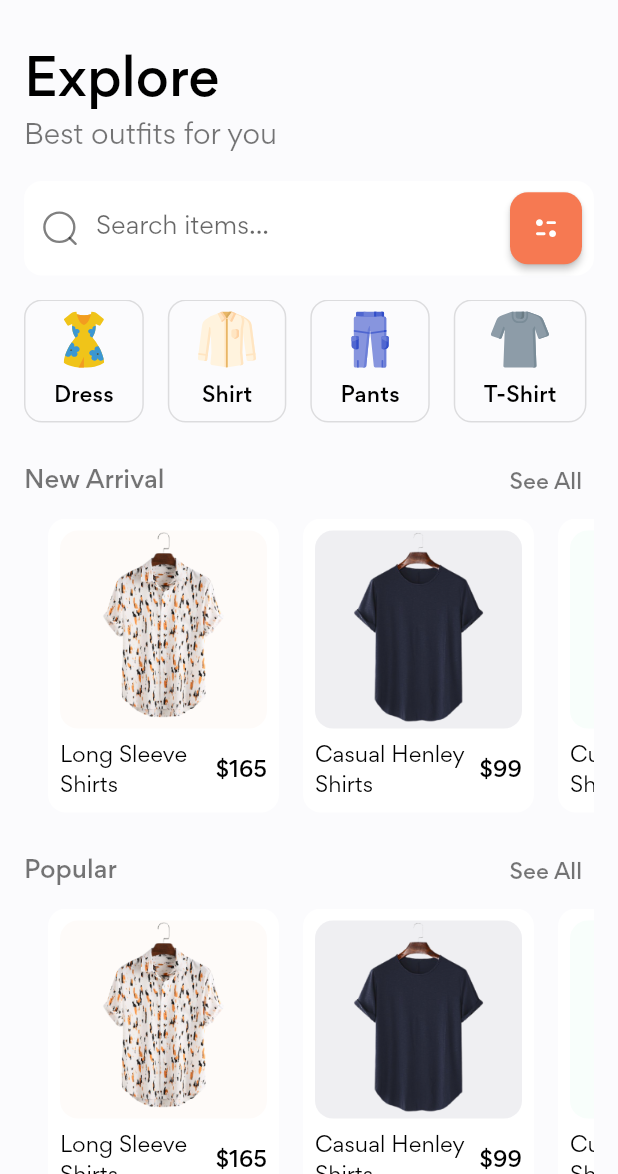
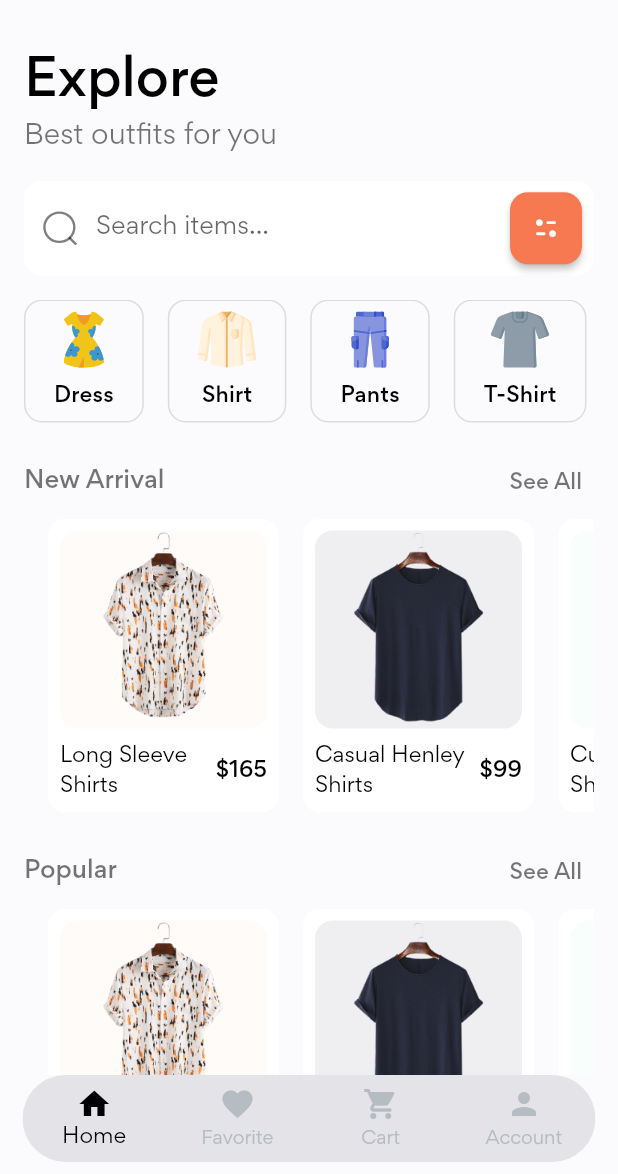
Before and after one commit to sahil0727/FlutterFashionShopUI, a Flutter app: the screen it shows after launch, on a phone screen of 412 x 824 dp, the part 62-1236 px from its top. Run offline on Flutter 3.47's test engine with Material 2 defaults, Android fonts, the phone set to English and light mode, and no system bars; our stand-ins replace flutter_svg.

```diff
--- a/lib/components/categories.dart
+++ b/lib/components/categories.dart
@@ -16,12 +16,12 @@ class Categories extends StatelessWidget {
       scrollDirection: Axis.horizontal,
       child: Row(
         children: List.generate(
-          demo_Category.length,
+          demoCategory.length,
           (index) => Padding(
             padding: const EdgeInsets.only(right: defaultPadding),
             child: CategoryCard(
-              icon: demo_Category.elementAt(index).icon,
-              title: demo_Category.elementAt(index).title,
+              icon: demoCategory[index].icon,
+              title: demoCategory.elementAt(index).title,
               press: () {},
             ),
           ),
--- a/lib/components/new_arrival.dart
+++ b/lib/components/new_arrival.dart
@@ -1,7 +1,6 @@
 import 'package:flutter/cupertino.dart';
-import 'package:flutter_fashion_shop_ui/components/product_card.dart';
+import 'package:flutter_fashion_shop_ui/components/product_card_new_arrival.dart';
 import 'package:flutter_fashion_shop_ui/components/selection_tile.dart';
-import 'package:flutter_fashion_shop_ui/screens/Details/details_screen.dart';
 
 import '../constant.dart';
 import '../models/product.dart';
@@ -25,24 +24,15 @@ class NewArrival extends StatelessWidget {
           child: Row(
             crossAxisAlignment: CrossAxisAlignment.start,
             children: List.generate(
-              demo_product.length,
+              demoProduct.length,
               (index) => Padding(
                 padding: const EdgeInsets.only(left: defaultPadding),
-                child: ProductCard(
-                  image: demo_product.elementAt(index).image,
-                  title: demo_product.elementAt(index).title,
-                  price: demo_product.elementAt(index).price,
-                  bgColor: demo_product.elementAt(index).bgColor,
-                  press: () {
-                    Navigator.push(
-                      context,
-                      CupertinoPageRoute(
-                        builder: (context) =>  DetailsScreen(
-                          product: demo_product.elementAt(index),
-                        ),
-                      ),
-                    );
-                  },
+                child: ProductCardForNewArrival(
+                  image: demoProduct.elementAt(index).image,
+                  title: demoProduct.elementAt(index).title,
+                  price: demoProduct.elementAt(index).price,
+                  bgColor: demoProduct.elementAt(index).bgColor,
+                  index: index,
                 ),
               ),
             ),
--- a/lib/components/popular.dart
+++ b/lib/components/popular.dart
@@ -1,9 +1,10 @@
 import 'package:flutter/material.dart';
-import 'package:flutter_fashion_shop_ui/components/product_card.dart';
+import 'package:flutter_fashion_shop_ui/components/product_card_popular.dart';
 import 'package:flutter_fashion_shop_ui/components/selection_tile.dart';
 
 import '../constant.dart';
 import '../models/product.dart';
+
 class Popular extends StatelessWidget {
   const Popular({
     Key? key,
@@ -23,15 +24,15 @@ class Popular extends StatelessWidget {
           child: Row(
             crossAxisAlignment: CrossAxisAlignment.start,
             children: List.generate(
-              demo_product.length,
-                  (index) => Padding(
+              demoProduct.length,
+              (index) => Padding(
                 padding: const EdgeInsets.only(left: defaultPadding),
-                child: ProductCard(
-                  image: demo_product.elementAt(index).image,
-                  title: demo_product.elementAt(index).title,
-                  price: demo_product.elementAt(index).price,
-                  bgColor: demo_product.elementAt(index).bgColor,
-                  press: () {},
+                child: ProductCardForPopular(
+                  image: demoProduct.elementAt(index).image,
+                  title: demoProduct.elementAt(index).title,
+                  price: demoProduct.elementAt(index).price,
+                  bgColor: demoProduct.elementAt(index).bgColor,
+                  index: index,
                 ),
               ),
             ),
--- a/lib/components/product_card.dart
+++ b/lib/components/product_card_new_arrival.dart
@@ -1,24 +1,37 @@
+import 'package:flutter/cupertino.dart';
 import 'package:flutter/material.dart';
+import 'package:flutter_fashion_shop_ui/models/product.dart';
+import 'package:flutter_fashion_shop_ui/screens/Details/details_screen_new_arrival.dart';
 
 import '../constant.dart';
-class ProductCard extends StatelessWidget {
+
+class ProductCardForNewArrival extends StatelessWidget {
   final String image, title;
   final int price;
   final Color bgColor;
-  final VoidCallback press;
-  const ProductCard({
+  final int index;
+  const ProductCardForNewArrival({
     Key? key,
     required this.image,
     required this.title,
     required this.price,
-    required this.press,
+    required this.index,
     required this.bgColor,
   }) : super(key: key);
 
   @override
   Widget build(BuildContext context) {
     return GestureDetector(
-      onTap: press,
+      onTap: () {
+        Navigator.push(
+          context,
+          CupertinoPageRoute(
+            builder: (context) => DetailsScreenNewArrival(
+              product: demoProduct.elementAt(index),
+            ),
+          ),
+        );
+      },
       child: Container(
         padding: const EdgeInsets.all(defaultPadding / 2),
         width: 154,
@@ -38,15 +51,20 @@ class ProductCard extends StatelessWidget {
                 ),
                 color: bgColor,
               ),
+              child: Hero(
+                tag: image,
                 child: Image.asset(
                   image,
                   height: 132,
+                ),
               ),
             ),
             const SizedBox(height: defaultPadding / 2),
             Row(
               children: [
                 Expanded(
+                  child: Hero(
+                    tag: title,
                     child: Text(
                       title,
                       style: const TextStyle(
@@ -54,12 +72,16 @@ class ProductCard extends StatelessWidget {
                       ),
                     ),
                   ),
+                ),
                 const SizedBox(
                   width: defaultPadding / 4,
                 ),
-                Text(
+                Hero(
+                  tag: price,
+                  child: Text(
                     '\$$price',
                     style: Theme.of(context).textTheme.subtitle2,
+                  ),
                 ),
               ],
             ),
--- /dev/null
+++ b/lib/components/product_card_popular.dart
@@ -0,0 +1,84 @@
+import 'package:flutter/cupertino.dart';
+import 'package:flutter/material.dart';
+import 'package:flutter_fashion_shop_ui/models/product.dart';
+import 'package:flutter_fashion_shop_ui/screens/Details/details_screen_popular.dart';
+
+import '../constant.dart';
+
+class ProductCardForPopular extends StatelessWidget {
+  final String image, title;
+  final int price;
+  final Color bgColor;
+  final int index;
+  const ProductCardForPopular({
+    Key? key,
+    required this.image,
+    required this.title,
+    required this.price,
+    required this.index,
+    required this.bgColor,
+  }) : super(key: key);
+
+  @override
+  Widget build(BuildContext context) {
+    return GestureDetector(
+      onTap: () {
+        Navigator.push(
+          context,
+          CupertinoPageRoute(
+            builder: (context) => DetailsScreenPopular(
+              product: demoProduct.elementAt(index),
+            ),
+          ),
+        );
+      },
+      child: Container(
+        padding: const EdgeInsets.all(defaultPadding / 2),
+        width: 154,
+        decoration: const BoxDecoration(
+          color: Colors.white,
+          borderRadius: BorderRadius.all(
+            Radius.circular(defaultBorderRadius),
+          ),
+        ),
+        child: Column(
+          children: [
+            Container(
+              width: double.infinity,
+              decoration: BoxDecoration(
+                borderRadius: const BorderRadius.all(
+                  Radius.circular(defaultBorderRadius),
+                ),
+                color: bgColor,
+              ),
+              child: Image.asset(
+                image,
+                height: 132,
+              ),
+            ),
+            const SizedBox(height: defaultPadding / 2),
+            Row(
+              children: [
+                Expanded(
+                  child: Text(
+                    title,
+                    style: const TextStyle(
+                      color: Colors.black,
+                    ),
+                  ),
+                ),
+                const SizedBox(
+                  width: defaultPadding / 4,
+                ),
+                Text(
+                  '\$$price',
+                  style: Theme.of(context).textTheme.subtitle2,
+                ),
+              ],
+            ),
+          ],
+        ),
+      ),
+    );
+  }
+}
--- a/lib/models/category.dart
+++ b/lib/models/category.dart
@@ -6,7 +6,7 @@ class Category {
   });
 }
 
-List<Category> demo_Category = [
+List<Category> demoCategory = [
   Category(icon: 'assets/icons/dress.svg', title: 'Dress'),
   Category(icon: 'assets/icons/shirt.svg', title: 'Shirt'),
   Category(icon: 'assets/icons/pants.svg', title: 'Pants'),
--- a/lib/models/product.dart
+++ b/lib/models/product.dart
@@ -12,7 +12,7 @@ class Product {
   });
 }
 
-List<Product> demo_product = [
+List<Product> demoProduct = [
   Product(
     image: 'assets/images/product_0.png',
     title: 'Long Sleeve Shirts',
--- a/lib/screens/Details/components/colors_dot.dart
+++ b/lib/screens/Details/components/colors_dot.dart
@@ -1,6 +1,7 @@
 import 'package:flutter/material.dart';
 
 import '../../../constant.dart';
+
 class ColorDot extends StatelessWidget {
   final Color color;
   final VoidCallback press;
--- /dev/null
+++ b/lib/screens/explore_screen.dart
@@ -0,0 +1,46 @@
+import 'package:flutter/material.dart';
+
+import '../components/categories.dart';
+import '../components/new_arrival.dart';
+import '../components/popular.dart';
+import '../components/search_form.dart';
+import '../constant.dart';
+
+class ExploreScreen extends StatelessWidget {
+  const ExploreScreen({
+    Key? key,
+  }) : super(key: key);
+
+  @override
+  Widget build(BuildContext context) {
+    return SingleChildScrollView(
+      physics: const BouncingScrollPhysics(),
+      padding: const EdgeInsets.all(defaultPadding),
+      child: Column(
+        crossAxisAlignment: CrossAxisAlignment.start,
+        children: <Widget>[
+          Text(
+            'Explore',
+            style: Theme.of(context).textTheme.headline4!.copyWith(
+                  fontWeight: FontWeight.w500,
+                  color: Colors.black,
+                ),
+          ),
+          const Text(
+            'Best outfits for you',
+            style: TextStyle(fontSize: 18),
+          ),
+          const Padding(
+            padding: EdgeInsets.symmetric(vertical: defaultPadding),
+            child: SearchForm(),
+          ),
+          const Categories(),
+          const SizedBox(height: defaultPadding),
+          const NewArrival(),
+          const SizedBox(height: defaultPadding),
+          const Popular(),
+        ],
+      ),
+    );
+  }
+}
--- a/lib/screens/home/home_screen.dart
+++ b/lib/screens/home/home_screen.dart
@@ -1,18 +1,75 @@
+import 'dart:developer';
 import 'package:flutter/material.dart';
 import 'package:flutter_fashion_shop_ui/constant.dart';
 import 'package:flutter_svg/flutter_svg.dart';
-import '../../components/categories.dart';
-import '../../components/new_arrival.dart';
-import '../../components/popular.dart';
-import '../../components/search_form.dart';
+import '../explore_screen.dart';
 
-
-class HomeScreen extends StatelessWidget {
+class HomeScreen extends StatefulWidget {
   const HomeScreen({Key? key}) : super(key: key);
 
   @override
+  State<HomeScreen> createState() => _HomeScreenState();
+}
+
+class _HomeScreenState extends State<HomeScreen> {
+  int selectIndex = 0;
+
+  static List<Widget> screens = [
+    const ExploreScreen(),
+    const Center(
+      child: Text("Favorite"),
+    ),
+    const Center(
+      child: Text("Cart"),
+    ),
+    const Center(
+      child: Text("My Profile"),
+    ),
+  ];
+
+  @override
   Widget build(BuildContext context) {
+    log('calling build method');
     return Scaffold(
+      bottomNavigationBar: Padding(
+        padding: const EdgeInsets.only(left: 15, right: 15, bottom: 8),
+        child: ClipRRect(
+          borderRadius: BorderRadius.circular(30),
+          child: BottomNavigationBar(
+            backgroundColor: const Color(0xffe4e3e8),
+            type: BottomNavigationBarType.fixed,
+            onTap: (index) {
+              setState(() {
+                selectIndex = index;
+              });
+            },
+            elevation: 0.0,
+            currentIndex: selectIndex,
+            items: const <BottomNavigationBarItem>[
+              BottomNavigationBarItem(
+                icon: Icon(Icons.home),
+                label: 'Home',
+              ),
+              BottomNavigationBarItem(
+                icon: Icon(Icons.favorite),
+                label: 'Favorite',
+              ),
+              BottomNavigationBarItem(
+                icon: Icon(Icons.shopping_cart),
+                label: 'Cart',
+              ),
+              BottomNavigationBarItem(
+                icon: Icon(Icons.person),
+                label: 'Account',
+              ),
+            ],
+            selectedItemColor: Colors.black,
+            unselectedItemColor: const Color(0xffb5bcc2),
+            showSelectedLabels: true,
+            showUnselectedLabels: true,
+          ),
+        ),
+      ),
       appBar: AppBar(
         backgroundColor: Colors.transparent,
         elevation: 0.0,
@@ -36,36 +93,7 @@ class HomeScreen extends StatelessWidget {
           ),
         ],
       ),
-      body: SingleChildScrollView(
-        physics: const BouncingScrollPhysics(),
-        padding: const EdgeInsets.all(defaultPadding),
-        child: Column(
-          crossAxisAlignment: CrossAxisAlignment.start,
-          children: <Widget>[
-            Text(
-              'Explore',
-              style: Theme.of(context).textTheme.headline4!.copyWith(
-                    fontWeight: FontWeight.w500,
-                    color: Colors.black,
-                  ),
-            ),
-            const Text(
-              'Best outfits for you',
-              style: TextStyle(fontSize: 18),
-            ),
-            const Padding(
-              padding: EdgeInsets.symmetric(vertical: defaultPadding),
-              child: SearchForm(),
-            ),
-            const Categories(),
-            const SizedBox(height: defaultPadding),
-            const NewArrival(),
-            const SizedBox(height: defaultPadding),
-            const Popular(),
-
-          ],
-        ),
-      ),
+      body: screens.elementAt(selectIndex),
     );
   }
 }
```
Also changed, not shown: lib/screens/Details/details_screen_new_arrival.dart (renamed from lib/screens/Details/details_screen.dart, +42 -19 lines), lib/screens/Details/details_screen_popular.dart (added, +72 -0 lines). Lines whose indentation alone changed are shown as unchanged.
